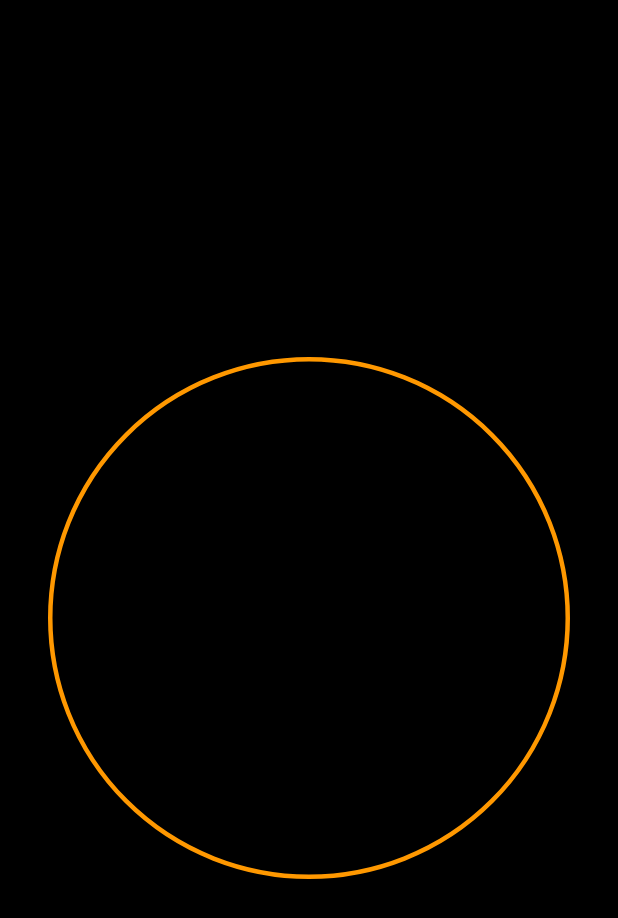
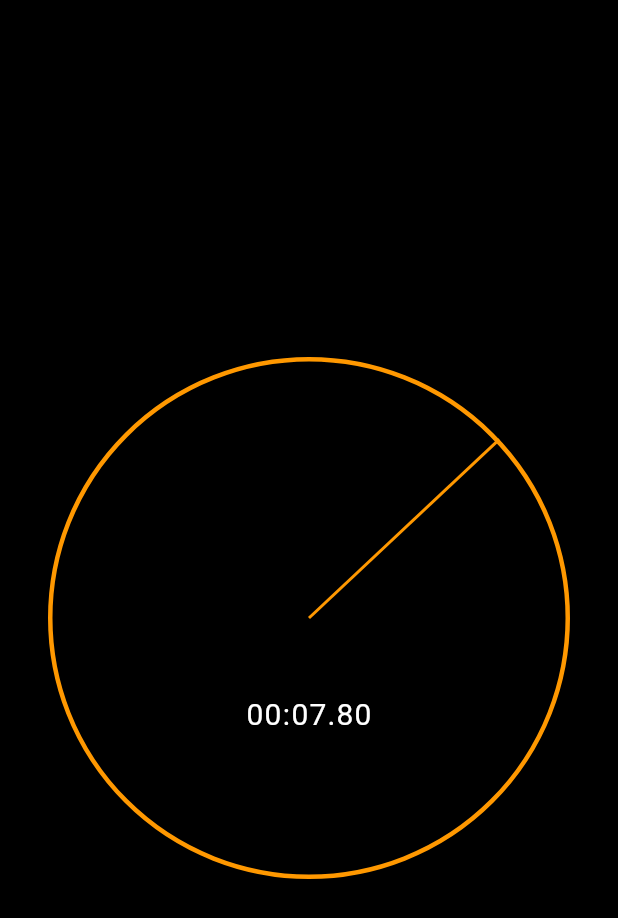
Before and after one commit to MeYo0o/Flutter-Animation-Masterclass, a Flutter app: the screen it shows after launch, on a phone screen of 412 x 824 dp. Shown: the top 918 px of the screen. Run offline on Flutter 3.47's test engine with Material 2 defaults, Android fonts, the phone set to English and light mode, and no system bars.

Commit message:
Add EP19

```diff
--- a/lib/pages/ep11_to_ep/clock_hand.dart
+++ b/lib/pages/ep11_to_ep/clock_hand.dart
@@ -15,6 +15,16 @@ class ClockHand extends StatelessWidget {
   final Color color;
   @override
   Widget build(BuildContext context) {
-    return Container();
+    return Transform(
+      alignment: Alignment.topCenter,
+      transform: Matrix4.identity()
+        ..translate(-handThickness / 2, 0.0, 0.0)
+        ..rotateZ(rotationZAngle),
+      child: Container(
+        height: handLength,
+        width: handThickness,
+        color: color,
+      ),
+    );
   }
 }
--- a/lib/pages/ep11_to_ep/stop_watch_renderer.dart
+++ b/lib/pages/ep11_to_ep/stop_watch_renderer.dart
@@ -1,4 +1,8 @@
+import 'dart:math';
+
 import 'package:flutter/material.dart';
+import 'package:flutter_animations_masterclass/pages/ep11_to_ep/clock_hand.dart';
+import 'package:flutter_animations_masterclass/pages/ep11_to_ep/elapsed_time_text.dart';
 
 class StopwatchRenderer extends StatelessWidget {
   final Duration elapsedTime;
@@ -22,7 +26,24 @@ class StopwatchRenderer extends StatelessWidget {
             borderRadius: BorderRadius.circular(radius),
           ),
         ),
-        // ElapsedTimeText(elapsed: elapsedTime),
+        Positioned(
+          top: radius,
+          left: radius,
+          // right: radius,
+          child: ClockHand(
+            handLength: radius,
+            handThickness: 2,
+            rotationZAngle:
+                pi + (2 * pi / 60000) * elapsedTime.inMilliseconds,
+            color: Colors.orange,
+          ),
+        ),
+        Positioned(
+          top: radius * 1.3,
+          left: 0,
+          right: 0,
+          child: ElapsedTimeText(elapsed: elapsedTime),
+        ),
       ],
     );
   }
--- a/lib/pages/ep11_to_ep/stopwatch.dart
+++ b/lib/pages/ep11_to_ep/stopwatch.dart
@@ -37,10 +37,10 @@ class _MeYoStopWatchState extends State<MeYoStopWatch>
   Widget build(BuildContext context) {
     return LayoutBuilder(
       builder: (context, constrains) {
-        final radius = constrains.maxWidth / 2;
+        // final radius = constrains.maxWidth / 2;
         return StopwatchRenderer(
           elapsedTime: _elapsed,
-          radius: radius,
+          radius: constrains.maxWidth / 2,
         );
       },
     );
```
